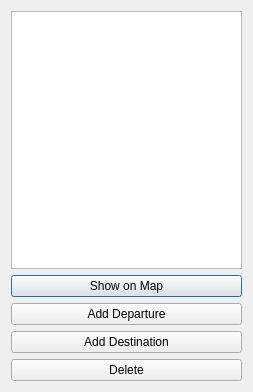
This is client/bookmarksdialog.ui in shentok/MoNav as Qt 5 draws it before an edit. The edited form follows.
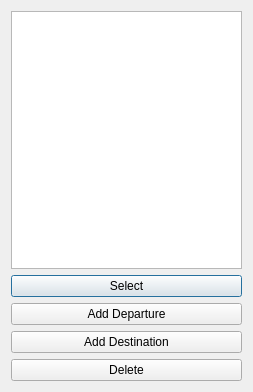
This is the edited form.

Commit message: Client: Some GUI changes from Christoph Eckert

What changed in the file:
```diff
--- a/client/bookmarksdialog.ui
+++ b/client/bookmarksdialog.ui
@@ -27,7 +27,7 @@
    <item>
     <widget class="QPushButton" name="chooseButton">
      <property name="text">
-      <string>Show on Map</string>
+      <string>Select</string>
      </property>
     </widget>
    </item>
```
The commit also changes 2 other files.
